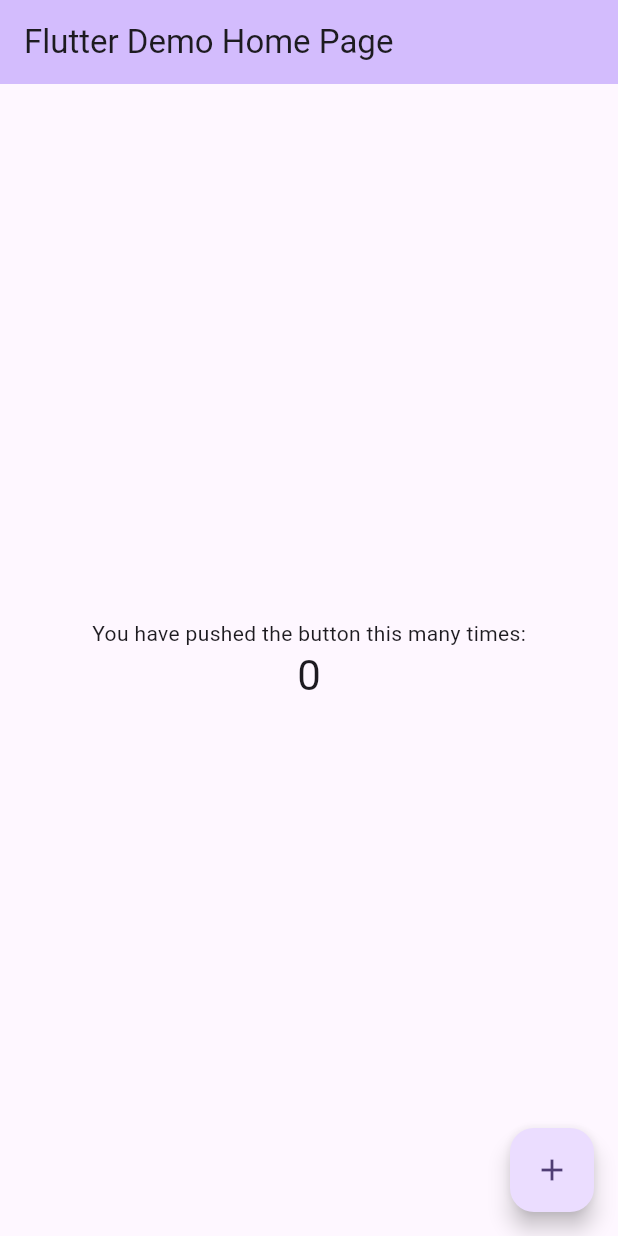
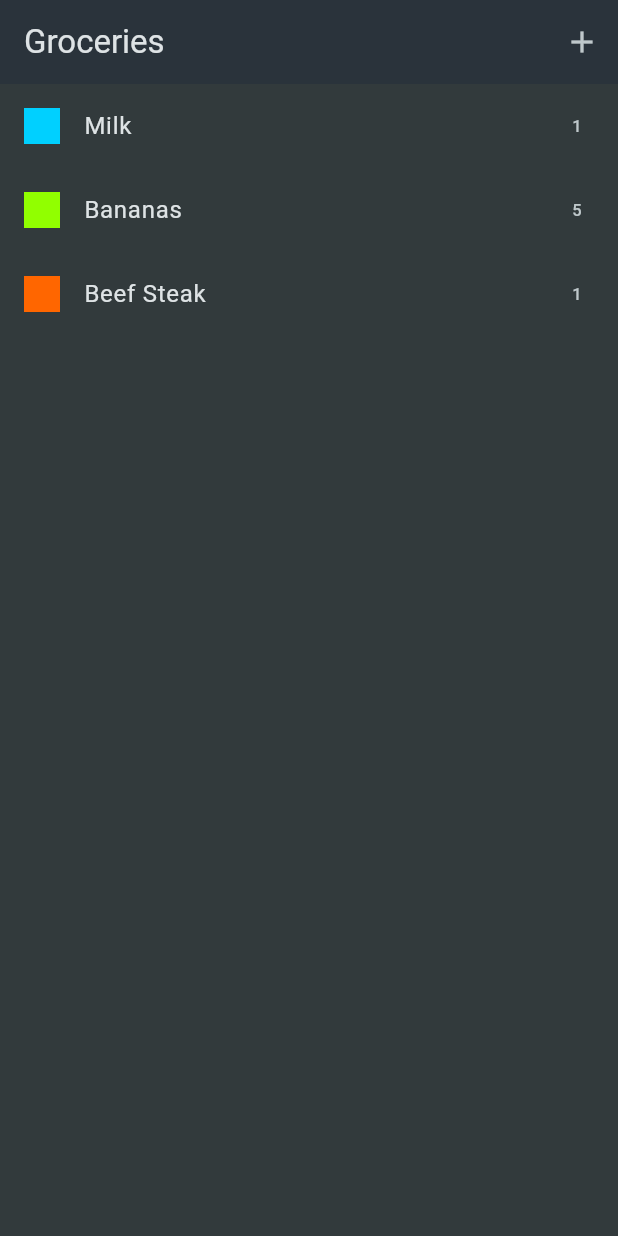
Before and after one commit to apipkurniawan/shopping_list_app, a Flutter app: the screen it shows after launch, on a phone screen of 412 x 824 dp. Run offline on Flutter 3.47's test engine with Material 3 defaults, Android fonts, the phone set to English and light mode, and no system bars.

Commit message:
create List view

```diff
--- /dev/null
+++ b/lib/data/dummy_items.dart
@@ -0,0 +1,21 @@
+import 'package:shopping_list_app/models/category.dart';
+import 'package:shopping_list_app/models/grocery_item.dart';
+import 'package:shopping_list_app/data/categories.dart';
+
+final groceryItems = [
+  GroceryItem(
+      id: 'a',
+      name: 'Milk',
+      quantity: 1,
+      category: categories[Categories.dairy]!),
+  GroceryItem(
+      id: 'b',
+      name: 'Bananas',
+      quantity: 5,
+      category: categories[Categories.fruit]!),
+  GroceryItem(
+      id: 'c',
+      name: 'Beef Steak',
+      quantity: 1,
+      category: categories[Categories.meat]!),
+];
--- a/lib/main.dart
+++ b/lib/main.dart
@@ -1,4 +1,5 @@
 import 'package:flutter/material.dart';
+import 'package:shopping_list_app/widgets/grocery_list.dart';
 
 void main() {
   runApp(const MyApp());
@@ -11,115 +12,17 @@ class MyApp extends StatelessWidget {
   @override
   Widget build(BuildContext context) {
     return MaterialApp(
-      title: 'Flutter Demo',
-      theme: ThemeData(
-        // This is the theme of your application.
-        //
-        // TRY THIS: Try running your application with "flutter run". You'll see
-        // the application has a purple toolbar. Then, without quitting the app,
-        // try changing the seedColor in the colorScheme below to Colors.green
-        // and then invoke "hot reload" (save your changes or press the "hot
-        // reload" button in a Flutter-supported IDE, or press "r" if you used
-        // the command line to start the app).
-        //
-        // Notice that the counter didn't reset back to zero; the application
-        // state is not lost during the reload. To reset the state, use hot
-        // restart instead.
-        //
-        // This works for code too, not just values: Most code changes can be
-        // tested with just a hot reload.
-        colorScheme: ColorScheme.fromSeed(seedColor: Colors.deepPurple),
+      title: 'Flutter Groceries',
+      theme: ThemeData.dark().copyWith(
         useMaterial3: true,
+        colorScheme: ColorScheme.fromSeed(
+          seedColor: const Color.fromARGB(255, 147, 229, 250),
+          brightness: Brightness.dark,
+          surface: const Color.fromARGB(255, 42, 51, 59),
+        ),
+        scaffoldBackgroundColor: const Color.fromARGB(255, 50, 58, 60),
       ),
-      home: const MyHomePage(title: 'Flutter Demo Home Page'),
+      home: const GroceryList(),
     );
   }
 }
-
-class MyHomePage extends StatefulWidget {
-  const MyHomePage({super.key, required this.title});
-
-  // This widget is the home page of your application. It is stateful, meaning
-  // that it has a State object (defined below) that contains fields that affect
-  // how it looks.
-
-  // This class is the configuration for the state. It holds the values (in this
-  // case the title) provided by the parent (in this case the App widget) and
-  // used by the build method of the State. Fields in a Widget subclass are
-  // always marked "final".
-
-  final String title;
-
-  @override
-  State<MyHomePage> createState() => _MyHomePageState();
-}
-
-class _MyHomePageState extends State<MyHomePage> {
-  int _counter = 0;
-
-  void _incrementCounter() {
-    setState(() {
-      // This call to setState tells the Flutter framework that something has
-      // changed in this State, which causes it to rerun the build method below
-      // so that the display can reflect the updated values. If we changed
-      // _counter without calling setState(), then the build method would not be
-      // called again, and so nothing would appear to happen.
-      _counter++;
-    });
-  }
-
-  @override
-  Widget build(BuildContext context) {
-    // This method is rerun every time setState is called, for instance as done
-    // by the _incrementCounter method above.
-    //
-    // The Flutter framework has been optimized to make rerunning build methods
-    // fast, so that you can just rebuild anything that needs updating rather
-    // than having to individually change instances of widgets.
-    return Scaffold(
-      appBar: AppBar(
-        // TRY THIS: Try changing the color here to a specific color (to
-        // Colors.amber, perhaps?) and trigger a hot reload to see the AppBar
-        // change color while the other colors stay the same.
-        backgroundColor: Theme.of(context).colorScheme.inversePrimary,
-        // Here we take the value from the MyHomePage object that was created by
-        // the App.build method, and use it to set our appbar title.
-        title: Text(widget.title),
-      ),
-      body: Center(
-        // Center is a layout widget. It takes a single child and positions it
-        // in the middle of the parent.
-        child: Column(
-          // Column is also a layout widget. It takes a list of children and
-          // arranges them vertically. By default, it sizes itself to fit its
-          // children horizontally, and tries to be as tall as its parent.
-          //
-          // Column has various properties to control how it sizes itself and
-          // how it positions its children. Here we use mainAxisAlignment to
-          // center the children vertically; the main axis here is the vertical
-          // axis because Columns are vertical (the cross axis would be
-          // horizontal).
-          //
-          // TRY THIS: Invoke "debug painting" (choose the "Toggle Debug Paint"
-          // action in the IDE, or press "p" in the console), to see the
-          // wireframe for each widget.
-          mainAxisAlignment: MainAxisAlignment.center,
-          children: <Widget>[
-            const Text(
-              'You have pushed the button this many times:',
-            ),
-            Text(
-              '$_counter',
-              style: Theme.of(context).textTheme.headlineMedium,
-            ),
-          ],
-        ),
-      ),
-      floatingActionButton: FloatingActionButton(
-        onPressed: _incrementCounter,
-        tooltip: 'Increment',
-        child: const Icon(Icons.add),
-      ), // This trailing comma makes auto-formatting nicer for build methods.
-    );
-  }
-}
--- /dev/null
+++ b/lib/widgets/grocery_list.dart
@@ -0,0 +1,47 @@
+import 'package:flutter/material.dart';
+import 'package:shopping_list_app/data/dummy_items.dart';
+import 'package:shopping_list_app/widgets/new_item.dart';
+
+class GroceryList extends StatefulWidget {
+  const GroceryList({super.key});
+
+  @override
+  State<GroceryList> createState() => _GroceryListState();
+}
+
+class _GroceryListState extends State<GroceryList> {
+  void _addItem() {
+    Navigator.of(context).push(
+      MaterialPageRoute(
+        builder: (ctx) => const NewItem(),
+      ),
+    );
+  }
+
+  @override
+  Widget build(BuildContext context) {
+    return Scaffold(
+      appBar: AppBar(
+        title: const Text("Groceries"),
+        actions: [
+          IconButton(
+            onPressed: _addItem,
+            icon: const Icon(Icons.add),
+          ),
+        ],
+      ),
+      body: ListView.builder(
+        itemCount: groceryItems.length,
+        itemBuilder: (ctx, index) => ListTile(
+          leading: Container(
+            width: 24,
+            height: 24,
+            color: groceryItems[index].category.color,
+          ),
+          title: Text(groceryItems[index].name),
+          trailing: Text(groceryItems[index].quantity.toString()),
+        ),
+      ),
+    );
+  }
+}
```
Also changed, not shown: lib/data/categories.dart (added, +46 -0 lines), lib/models/category.dart (added, +21 -0 lines), lib/models/grocery_item.dart (added, +15 -0 lines), lib/widgets/new_item.dart (added, +19 -0 lines).
